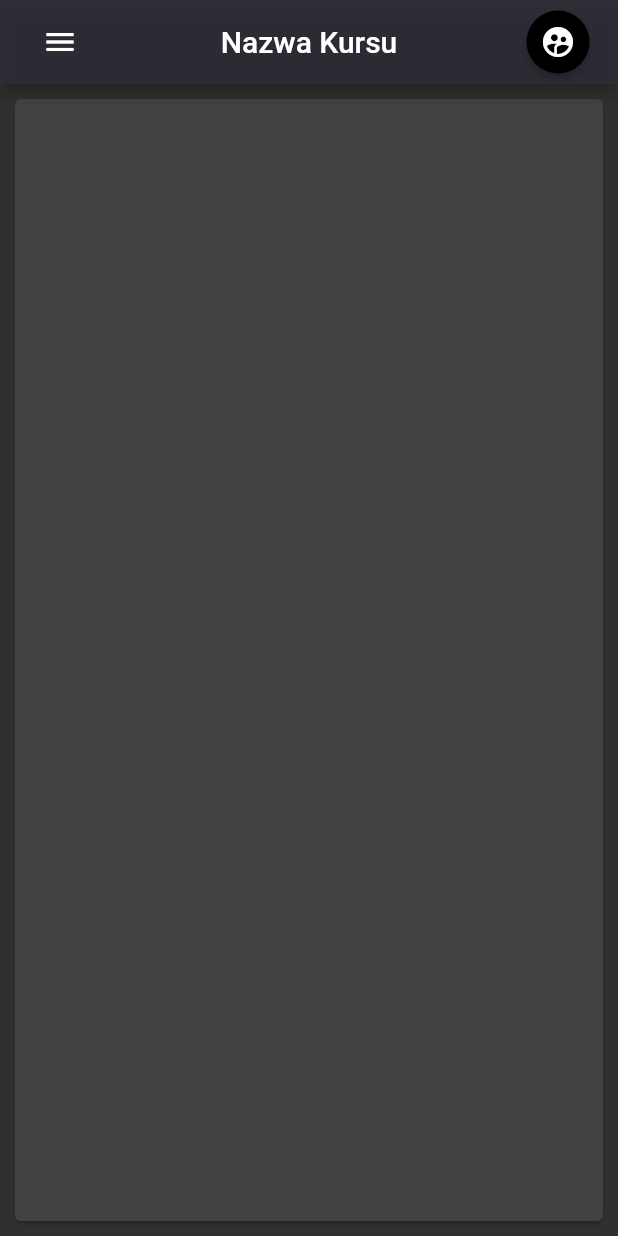
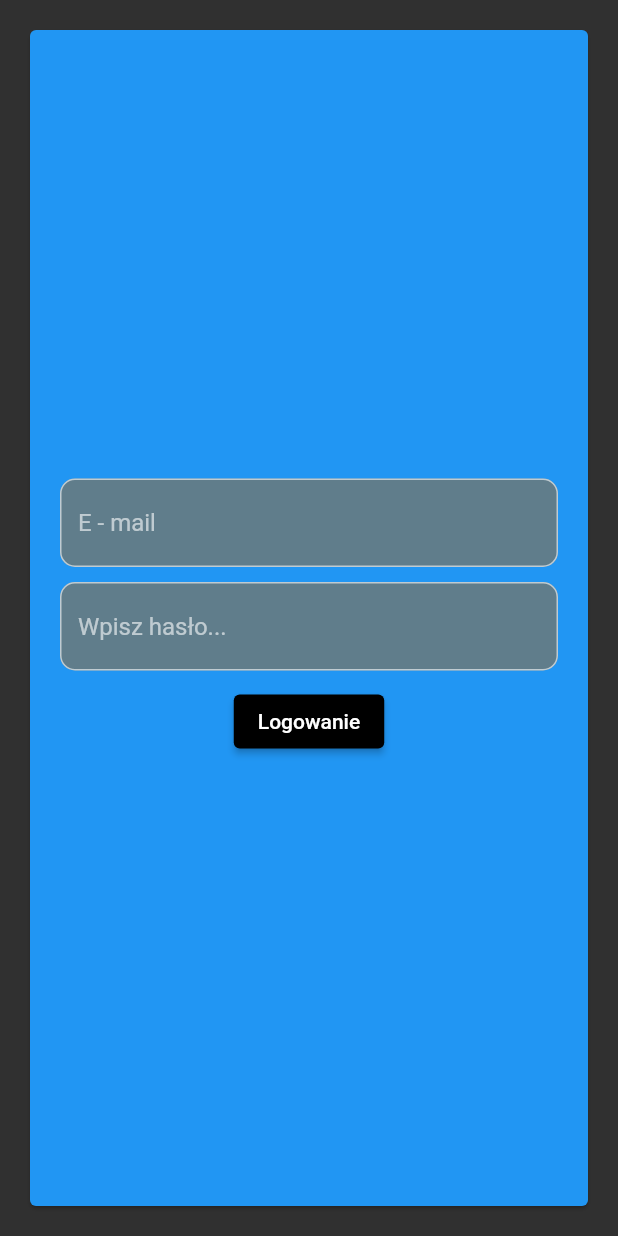
Before and after one commit to Ancyrafi/kursdemon, a Flutter app: the screen it shows after launch, on a phone screen of 412 x 824 dp. Run offline on Flutter 3.47's test engine with Material 2 defaults, Android fonts, the phone set to English and light mode, and no system bars; our stand-ins replace cloud_firestore, firebase_auth, firebase_core, flutter_bloc, flutter_vector_icons, flutter_widget_from_html_core; missing offline and left inert: fwfh_webview, quill_html_editor; accounts and stored records are empty.

Commit message:
create auth gate

```diff
--- /dev/null
+++ b/lib/features/authgate/auth.dart
@@ -0,0 +1,71 @@
+import 'package:flutter/material.dart';
+import 'package:flutter_bloc/flutter_bloc.dart';
+import 'package:kursdemo/features/authgate/cubit/auth_cubit.dart';
+import 'package:kursdemo/features/home/home.dart';
+import 'package:kursdemo/repository/repository.dart';
+import 'package:kursdemo/widgets/build_text_field.dart';
+
+class AuthGate extends StatelessWidget {
+  AuthGate({super.key});
+
+  final email = TextEditingController();
+  final pass = TextEditingController();
+
+  @override
+  Widget build(BuildContext context) {
+    return BlocProvider(
+      create: (context) => AuthCubit(Repository())..start(),
+      child: BlocBuilder<AuthCubit, AuthState>(
+        builder: (context, state) {
+          final user = state.user;
+          if (user == null) {
+            return Scaffold(
+              body: Center(
+                child: Card(
+                  color: Colors.blue,
+                  shadowColor: Colors.black,
+                  margin: const EdgeInsets.all(20),
+                  child: Container(
+                    margin: const EdgeInsets.symmetric(horizontal: 20),
+                    child: Column(
+                      mainAxisAlignment: MainAxisAlignment.center,
+                      children: [
+                        BuildTextField(
+                            enabled: true,
+                            hideText: false,
+                            hintText: 'E - mail',
+                            controller: email),
+                        const SizedBox(
+                          height: 10,
+                        ),
+                        BuildTextField(
+                            enabled: true,
+                            hideText: true,
+                            hintText: 'Wpisz hasło...',
+                            controller: pass),
+                        const SizedBox(
+                          height: 10,
+                        ),
+                        ElevatedButton(
+                          style: ElevatedButton.styleFrom(
+                              backgroundColor: Colors.black),
+                          onPressed: () {
+                            context
+                                .read<AuthCubit>()
+                                .logIn(email: email.text, pass: pass.text);
+                          },
+                          child: const Text('Logowanie'),
+                        ),
+                      ],
+                    ),
+                  ),
+                ),
+              ),
+            );
+          }
+          return HomePage();
+        },
+      ),
+    );
+  }
+}
--- /dev/null
+++ b/lib/features/authgate/cubit/auth_cubit.dart
@@ -0,0 +1,51 @@
+import 'dart:async';
+
+import 'package:firebase_auth/firebase_auth.dart';
+import 'package:flutter_bloc/flutter_bloc.dart';
+import 'package:kursdemo/repository/repository.dart';
+
+part 'auth_state.dart';
+
+class AuthCubit extends Cubit<AuthState> {
+  AuthCubit(this._repository)
+      : super(
+          AuthState(
+            user: null,
+            load: false,
+            erroMessage: '',
+          ),
+        );
+  final Repository _repository;
+  StreamSubscription? _streamSubscription;
+  Future<void> start() async {
+    emit(
+      AuthState(
+        user: null,
+        load: true,
+        erroMessage: '',
+      ),
+    );
+    _streamSubscription = FirebaseAuth.instance
+        .authStateChanges()
+        .listen((user) {
+      emit(AuthState(user: user, load: false, erroMessage: ''));
+    })
+      ..onError((error) {
+        emit(AuthState(user: null, load: true, erroMessage: error.toString()));
+      });
+  }
+
+  Future<void> logIn({required String email, required String pass}) async {
+    await _repository.logIn(email: email, pass: pass);
+  }
+
+  Future<void> logOut() async {
+    await _repository.logOut();
+  }
+
+  @override
+  Future<void> close() {
+    _streamSubscription?.cancel();
+    return super.close();
+  }
+}
--- /dev/null
+++ b/lib/features/authgate/cubit/auth_state.dart
@@ -0,0 +1,9 @@
+part of 'auth_cubit.dart';
+
+class AuthState {
+  final User? user;
+  final bool load;
+  final String erroMessage;
+
+  AuthState({required this.user, required this.load, required this.erroMessage});
+}
--- a/lib/features/sections/user_section.dart
+++ b/lib/features/sections/user_section.dart
@@ -43,7 +43,11 @@ class UserSectionPage extends StatelessWidget {
             const SizedBox(
               height: 10,
             ),
-            ElevatedButton(onPressed: () {}, child: const Text('Ukończone'))
+            ElevatedButton(
+                onPressed: () {
+                  Navigator.of(context).pop();
+                },
+                child: const Text('Ukończone'))
           ],
         ),
       ),
--- a/lib/main.dart
+++ b/lib/main.dart
@@ -1,5 +1,6 @@
 import 'package:flutter/material.dart';
 import 'package:firebase_core/firebase_core.dart';
+import 'package:kursdemo/features/authgate/auth.dart';
 import 'features/home/home.dart';
 import 'firebase_options.dart';
 
@@ -17,9 +18,9 @@ class MyApp extends StatelessWidget {
   @override
   Widget build(BuildContext context) {
     return MaterialApp(
-      title: 'Flutter Demo',
+      title: 'Nazwa Kursu',
       theme: ThemeData.dark(),
-      home: HomePage(),
+      home: AuthGate(),
     );
   }
 }
```
Also changed, not shown: lib/data/firebase_data_source.dart (+9 -0 lines), lib/features/user_console_navigator/panel_of_lesson/lesson_panel.dart (+19 -2 lines), lib/features/userconsole/user_console.dart (+13 -0 lines), lib/repository/repository.dart (+10 -1 lines).
